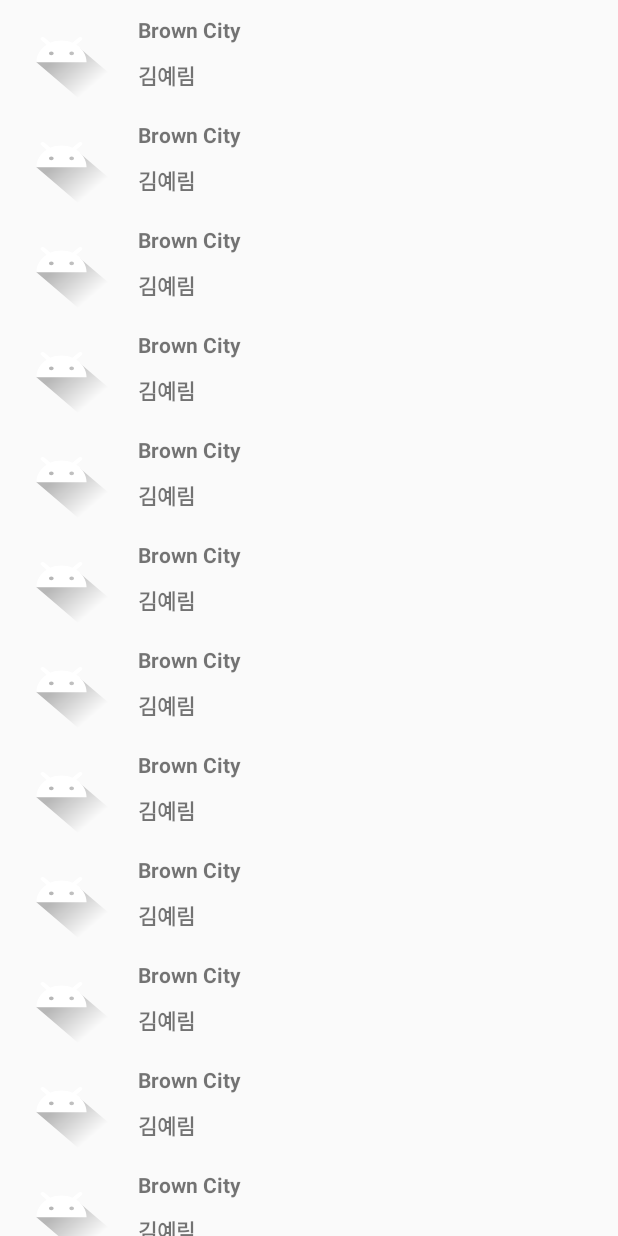
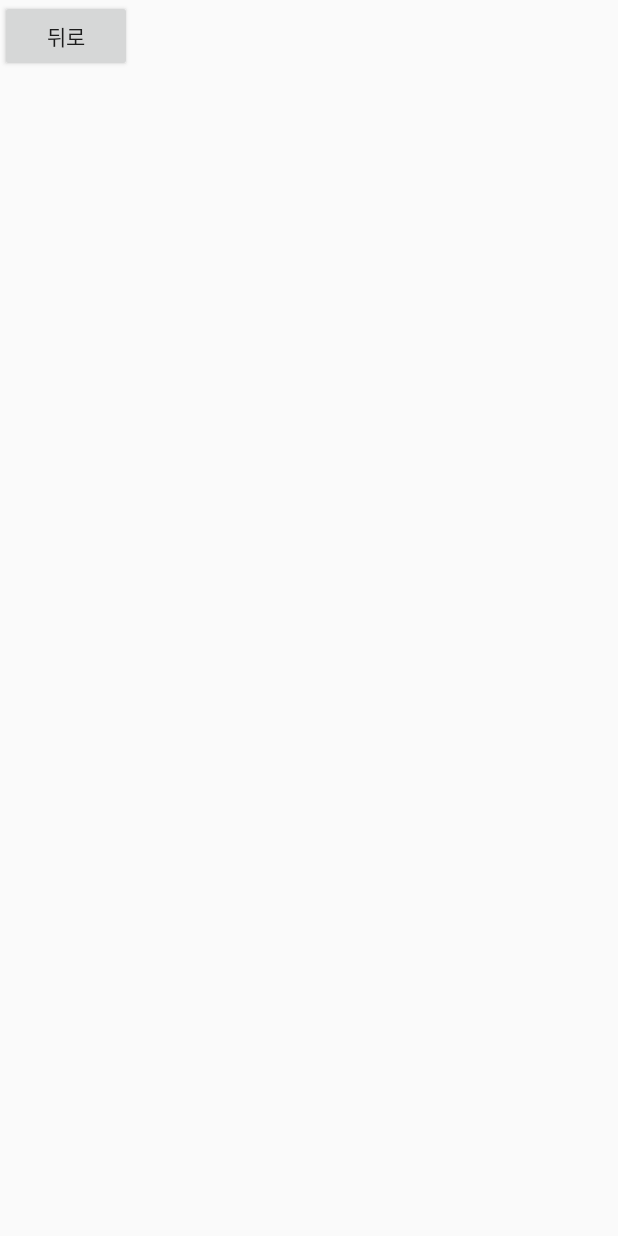
Before and after one commit to jioo123/Recycler, an Android app: the screen it shows after launch (MainActivity before the commit, NewPage after it), on a phone screen of 412 x 824 dp. Run offline under Robolectric (Android 15) with nearby library versions, the phone set to English and light mode, and no system bars.

Commit message:
페이지 이동

```diff
--- a/app/src/main/AndroidManifest.xml
+++ b/app/src/main/AndroidManifest.xml
@@ -19,6 +19,7 @@
                 <category android:name="android.intent.category.LAUNCHER" />
             </intent-filter>
         </activity>
+        <activity android:name=".NewPage" android:label="New 액티비티"/>
     </application>
 
 </manifest>
--- a/app/src/main/java/com/study/recycler_view/Album.java
+++ b/app/src/main/java/com/study/recycler_view/Album.java
@@ -1,9 +1,9 @@
 package com.study.recycler_view;
 
 public class Album {
-    private String title = "";
-    private String artist = "";
-    private int image;  // 이런식으로 이미지 Id 를 데이터클래스에 저장하는건 좋지못함
+    public String title = "";
+    public String artist = "";
+    public int image;  // 이런식으로 이미지 Id 를 데이터클래스에 저장하는건 좋지못함
 
     public String getTitle() {
         return title;
--- /dev/null
+++ b/app/src/main/java/com/study/recycler_view/Change.java
@@ -0,0 +1,5 @@
+package com.study.recycler_view;
+
+public interface Change {
+    void click(int position);
+}
--- a/app/src/main/java/com/study/recycler_view/MainActivity.java
+++ b/app/src/main/java/com/study/recycler_view/MainActivity.java
@@ -1,6 +1,7 @@
 package com.study.recycler_view;
 
 import android.app.Activity;
+import android.content.Intent;
 import android.os.Bundle;
 import android.support.v7.widget.DefaultItemAnimator;
 import android.support.v7.widget.LinearLayoutManager;
@@ -12,6 +13,7 @@ import java.util.List;
 public class MainActivity extends Activity {
 
     private RecyclerView mRecyclerView;
+    Change mchange;
 
     @Override
     protected void onCreate(Bundle savedInstanceState) {
@@ -19,6 +21,21 @@ public class MainActivity extends Activity {
         setContentView(R.layout.activity_main);
         initLayout();
         initData();
+
+        mchange = new Change() {
+            @Override
+            public void click(int position) {
+                Intent intent= new Intent(getApplicationContext(),
+                        NewPage.class);
+                startActivity(intent);
+            }
+        };
+
+
+
+        Intent intent = new Intent(this, NewPage.class);
+        startActivity(intent);
+
     }
 
     private void initLayout() {
@@ -27,17 +44,19 @@ public class MainActivity extends Activity {
 
 
     private void initData() {
+        MyRecyclerAdapter adapter = new MyRecyclerAdapter();
         List<Album> mAlbumList = new ArrayList<>();
+        mRecyclerView.setAdapter(adapter);
+
         for (int i = 0; i < 20; i++) {
             Album album = new Album();
             album.setTitle("Brown City");
-            album.setArtist("김예림");
+            album.setArtist(getResources().getString(R.string.app_name));
             album.setImage(R.drawable.ic_launcher);
             mAlbumList.add(album);
         }
-
+adapter.setList(mAlbumList);
 //        mRecyclerView.setAdapter(new MyRecyclerAdapter(mAlbumList, R.layout.row_album));
-        mRecyclerView.setAdapter(new MyRecyclerAdapter(mAlbumList));
 
 //        mRecyclerView.setLayoutManager(new LinearLayoutManager(getApplicationContext()));
         // 액티비티 안에서 Context 를 사용할 때는  ApplicationContext 를 사용하기보다 액티비티의 Context 를 사용하는게 좋음
--- a/app/src/main/java/com/study/recycler_view/MyRecyclerAdapter.java
+++ b/app/src/main/java/com/study/recycler_view/MyRecyclerAdapter.java
@@ -1,5 +1,6 @@
 package com.study.recycler_view;
 
+import android.content.Intent;
 import android.support.v7.widget.RecyclerView;
 import android.view.LayoutInflater;
 import android.view.View;
@@ -7,13 +8,19 @@ import android.view.ViewGroup;
 import android.widget.ImageView;
 import android.widget.TextView;
 
+import java.util.ArrayList;
 import java.util.List;
+
+import static android.support.v4.content.ContextCompat.startActivity;
 
 //
 public class MyRecyclerAdapter extends RecyclerView.Adapter<MyRecyclerAdapter.ViewHolder> {
 
-    private List<Album> mAlbumList;
+    private List<Album> mAlbumList = new ArrayList<>();
     private int mItemLayout;
+
+    public MyRecyclerAdapter(){
+    }
 
     /**
      * @see MyRecyclerAdapter onCreateViewHolder
@@ -44,12 +51,25 @@ public class MyRecyclerAdapter extends RecyclerView.Adapter<MyRecyclerAdapter.Vi
 
 
     @Override
-    public void onBindViewHolder(ViewHolder viewHolder, int position) {
-        Album item = mAlbumList.get(position);
-        viewHolder.textTitle.setText(item.getTitle());
-        viewHolder.img.setBackgroundResource(item.getImage());
+    public void onBindViewHolder(ViewHolder viewHolder, final int position) {
+        Album item = getItem(position);
+        viewHolder.textTitle.setText(item.title);
+        if(viewHolder.itemView.getContext().getResources().getDrawable(item.getImage())!=null) {
+            viewHolder.img.setBackgroundResource(item.getImage());
+        }
         viewHolder.textArtist.setText(item.getArtist());
         viewHolder.itemView.setTag(item);
+
+
+
+    }
+
+    public void setList(List<Album> arrayList){
+        mAlbumList=arrayList;
+    }
+
+    Album getItem(int position){
+        return mAlbumList.size()>position ? mAlbumList.get(position) : new Album();
     }
 
     @Override
--- /dev/null
+++ b/app/src/main/java/com/study/recycler_view/NewPage.java
@@ -0,0 +1,24 @@
+package com.study.recycler_view;
+
+import android.app.Activity;
+import android.os.Bundle;
+import android.support.annotation.Nullable;
+import android.view.View;
+import android.widget.Button;
+
+public class NewPage extends Activity {
+
+    @Override
+    protected void onCreate(@Nullable Bundle savedInstanceState) {
+        super.onCreate(savedInstanceState);
+        getIntent();
+        setContentView(R.layout.click_page);
+        Button btnReturn = (Button)findViewById(R.id.btnReturn);
+        btnReturn.setOnClickListener(new View.OnClickListener() {
+            @Override
+            public void onClick(View v) {
+                finish();
+            }
+        });
+    }
+}
--- a/app/src/main/res/drawable/ic_launcher.xml
+++ b/app/src/main/res/drawable/ic_launcher.xml
@@ -32,7 +32,7 @@
         </aapt:attr>
     </path>
     <path
-        android:fillColor="#FFFFFF"
+        android:fillColor="#ffffff"
         android:fillType="nonZero"
         android:pathData="M66.94,46.02L66.94,46.02C72.44,50.07 76,56.61 76,64L32,64C32,56.61 35.56,50.11 40.98,46.06L36.18,41.19C35.45,40.45 35.45,39.3 36.18,38.56C36.91,37.81 38.05,37.81 38.78,38.56L44.25,44.05C47.18,42.57 50.48,41.71 54,41.71C57.48,41.71 60.78,42.57 63.68,44.05L69.11,38.56C69.84,37.81 70.98,37.81 71.71,38.56C72.44,39.3 72.44,40.45 71.71,41.19L66.94,46.02ZM62.94,56.92C64.08,56.92 65,56.01 65,54.88C65,53.76 64.08,52.85 62.94,52.85C61.8,52.85 60.88,53.76 60.88,54.88C60.88,56.01 61.8,56.92 62.94,56.92ZM45.06,56.92C46.2,56.92 47.13,56.01 47.13,54.88C47.13,53.76 46.2,52.85 45.06,52.85C43.92,52.85 43,53.76 43,54.88C43,56.01 43.92,56.92 45.06,56.92Z"
         android:strokeWidth="1"
--- /dev/null
+++ b/app/src/main/res/layout/click_page.xml
@@ -0,0 +1,11 @@
+<?xml version="1.0" encoding="utf-8"?>
+<LinearLayout
+    xmlns:android="http://schemas.android.com/apk/res/android" android:layout_width="match_parent"
+    android:layout_height="match_parent">
+<Button
+    android:layout_width="wrap_content"
+    android:layout_height="wrap_content"
+    android:id="@+id/btnReturn"
+    android:text="뒤로"
+    />
+</LinearLayout>
--- a/app/src/main/res/layout/row_album.xml
+++ b/app/src/main/res/layout/row_album.xml
@@ -9,6 +9,7 @@
     <LinearLayout
         android:layout_width="match_parent"
         android:layout_height="70dp"
+        android:id="@+id/btnNewActivity"
         android:orientation="horizontal">
 
         <RelativeLayout
```
